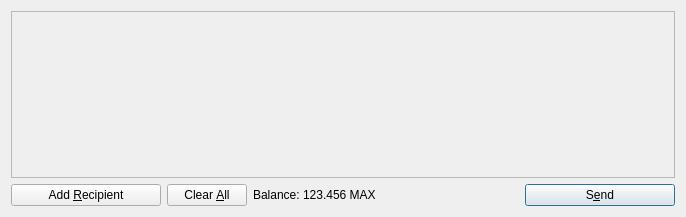
This is src/qt/forms/sendcoinsdialog.ui in Max-Coin/maxcoin-dev-staging as Qt 5 draws it before an edit. The edited form follows.
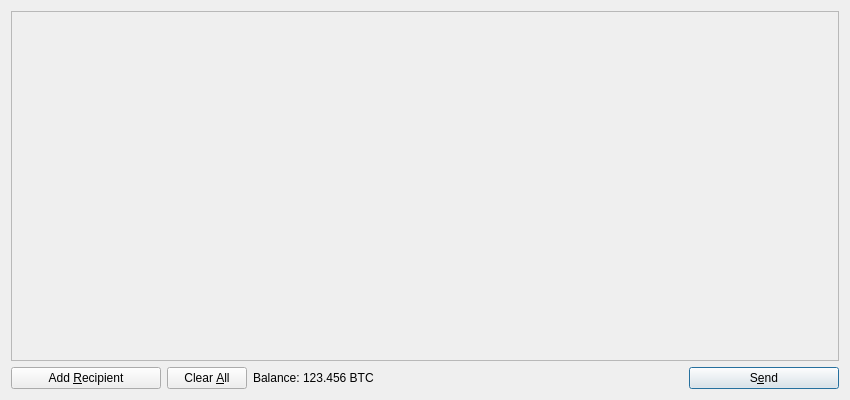
This is the edited form. Icons and pictures are not drawn.

Commit message: sendcoinsdialog ui udate part 1

What changed in the file:
```diff
--- a/src/qt/forms/sendcoinsdialog.ui
+++ b/src/qt/forms/sendcoinsdialog.ui
@@ -6,8 +6,8 @@
    <rect>
     <x>0</x>
     <y>0</y>
-    <width>686</width>
-    <height>217</height>
+    <width>850</width>
+    <height>400</height>
    </rect>
   </property>
   <property name="windowTitle">
@@ -24,12 +24,21 @@
        <rect>
         <x>0</x>
         <y>0</y>
-        <width>666</width>
-        <height>165</height>
+        <width>830</width>
+        <height>178</height>
        </rect>
       </property>
-      <layout class="QVBoxLayout" name="verticalLayout_2">
-       <property name="margin">
+      <layout class="QVBoxLayout" name="verticalLayout_2" stretch="0,1">
+       <property name="leftMargin">
+        <number>0</number>
+       </property>
+       <property name="topMargin">
+        <number>0</number>
+       </property>
+       <property name="rightMargin">
+        <number>0</number>
+       </property>
+       <property name="bottomMargin">
         <number>0</number>
        </property>
        <item>
@@ -137,7 +146,7 @@
           <cursorShape>IBeamCursor</cursorShape>
          </property>
          <property name="text">
-          <string>123.456 MAX</string>
+          <string notr="true">123.456 BTC</string>
          </property>
          <property name="textInteractionFlags">
           <set>Qt::LinksAccessibleByMouse|Qt::TextSelectableByKeyboard|Qt::TextSelectableByMouse</set>
```
Left out of the diff: 2 changed lines with no effect on the pictures.
